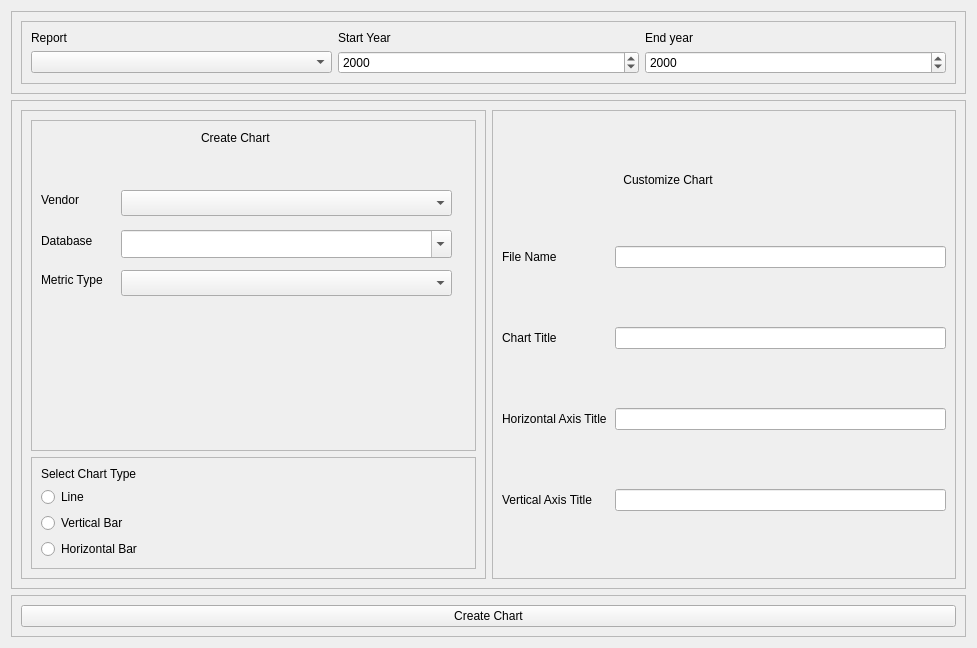
First picture: the form in ui/VisualTab.ui, repository CS-4820-Library-Project/COUNTER-5-Report-Tool-2020-5.0, before the edit.
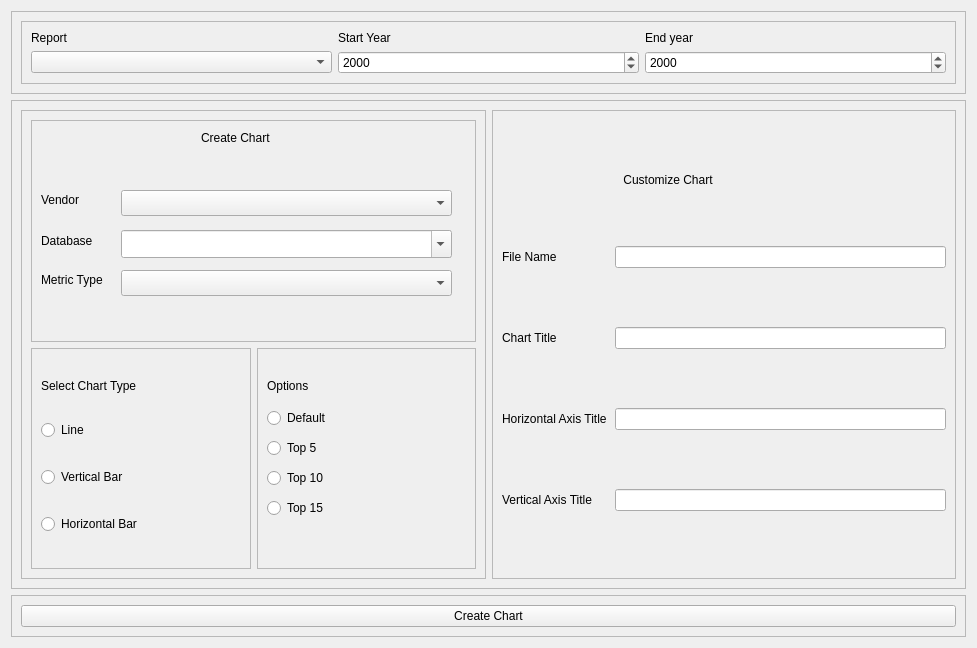
Second picture: the form after the edit. Icons and pictures are not drawn.

Commit message:
Top X Charts - Functionality Complete
- UI Changes in Visual:
Added Radio Buttons
Added frame for "Options"
Default radio button is checked by default
- Top X Charts Functionality up:
ranking added
usage/metric is up
month/year as label
- Works for Top 5/10/15 and is expandable

Diff of the .ui file:
```diff
--- a/ui/VisualTab.ui
+++ b/ui/VisualTab.ui
@@ -119,7 +119,61 @@
          <enum>QFrame::Raised</enum>
         </property>
         <layout class="QGridLayout" name="gridLayout_13">
-         <item row="1" column="0" rowspan="3" colspan="2">
+         <item row="4" column="0">
+          <widget class="QFrame" name="frame_18">
+           <property name="frameShape">
+            <enum>QFrame::StyledPanel</enum>
+           </property>
+           <property name="frameShadow">
+            <enum>QFrame::Raised</enum>
+           </property>
+           <layout class="QVBoxLayout" name="verticalLayout_28">
+            <item>
+             <widget class="QLabel" name="label_45">
+              <property name="sizePolicy">
+               <sizepolicy hsizetype="Preferred" vsizetype="Fixed">
+                <horstretch>0</horstretch>
+                <verstretch>0</verstretch>
+               </sizepolicy>
+              </property>
+              <property name="font">
+               <font>
+                <family>Arial</family>
+               </font>
+              </property>
+              <property name="text">
+               <string>Select Chart Type</string>
+              </property>
+              <property name="textFormat">
+               <enum>Qt::AutoText</enum>
+              </property>
+             </widget>
+            </item>
+            <item>
+             <widget class="QRadioButton" name="radioButton_4">
+              <property name="text">
+               <string>Line</string>
+              </property>
+             </widget>
+            </item>
+            <item>
+             <widget class="QRadioButton" name="radioButton_3">
+              <property name="text">
+               <string>Vertical Bar</string>
+              </property>
+             </widget>
+            </item>
+            <item>
+             <widget class="QRadioButton" name="radioButton">
+              <property name="text">
+               <string>Horizontal Bar</string>
+              </property>
+             </widget>
+            </item>
+           </layout>
+          </widget>
+         </item>
+         <item row="1" column="0" colspan="2">
           <widget class="QFrame" name="frame_2">
            <property name="frameShape">
             <enum>QFrame::StyledPanel</enum>
@@ -214,17 +268,23 @@
            </widget>
           </widget>
          </item>
-         <item row="5" column="0" colspan="2">
-          <widget class="QFrame" name="frame_18">
+         <item row="4" column="1">
+          <widget class="QFrame" name="frame_options">
            <property name="frameShape">
             <enum>QFrame::StyledPanel</enum>
            </property>
            <property name="frameShadow">
             <enum>QFrame::Raised</enum>
            </property>
-           <layout class="QVBoxLayout" name="verticalLayout_28">
-            <item>
-             <widget class="QLabel" name="label_45">
+           <widget class="QLabel" name="label_46">
+            <property name="geometry">
+             <rect>
+              <x>10</x>
+              <y>30</y>
+              <width>183</width>
+              <height>15</height>
+             </rect>
+            </property>
               <property name="sizePolicy">
                <sizepolicy hsizetype="Preferred" vsizetype="Fixed">
                 <horstretch>0</horstretch>
@@ -237,35 +297,64 @@
                </font>
               </property>
               <property name="text">
-               <string>Select Chart Type</string>
+             <string>Options</string>
               </property>
               <property name="textFormat">
                <enum>Qt::AutoText</enum>
               </property>
              </widget>
-            </item>
-            <item>
-             <widget class="QRadioButton" name="radioButton_4">
+           <widget class="QRadioButton" name="radioButton_5">
+            <property name="geometry">
+             <rect>
+              <x>10</x>
+              <y>90</y>
+              <width>185</width>
+              <height>20</height>
+             </rect>
+            </property>
               <property name="text">
-               <string>Line</string>
-              </property>
-             </widget>
-            </item>
-            <item>
-             <widget class="QRadioButton" name="radioButton_3">
+             <string>Top 5</string>
+            </property>
+           </widget>
+           <widget class="QRadioButton" name="radioButton_6">
+            <property name="geometry">
+             <rect>
+              <x>10</x>
+              <y>120</y>
+              <width>185</width>
+              <height>20</height>
+             </rect>
+            </property>
               <property name="text">
-               <string>Vertical Bar</string>
-              </property>
-             </widget>
-            </item>
-            <item>
-             <widget class="QRadioButton" name="radioButton">
+             <string>Top 10</string>
+            </property>
+           </widget>
+           <widget class="QRadioButton" name="radioButton_7">
+            <property name="geometry">
+             <rect>
+              <x>10</x>
+              <y>150</y>
+              <width>185</width>
+              <height>20</height>
+             </rect>
+            </property>
               <property name="text">
-               <string>Horizontal Bar</string>
-              </property>
-             </widget>
-            </item>
-           </layout>
+             <string>Top 15</string>
+            </property>
+           </widget>
+           <widget class="QRadioButton" name="radioButton_8">
+            <property name="geometry">
+             <rect>
+              <x>10</x>
+              <y>60</y>
+              <width>185</width>
+              <height>20</height>
+             </rect>
+            </property>
+            <property name="text">
+             <string>Default</string>
+            </property>
+           </widget>
           </widget>
          </item>
         </layout>
```
Lines whose indentation alone changed are shown as unchanged. The commit also changes 2 other files.
